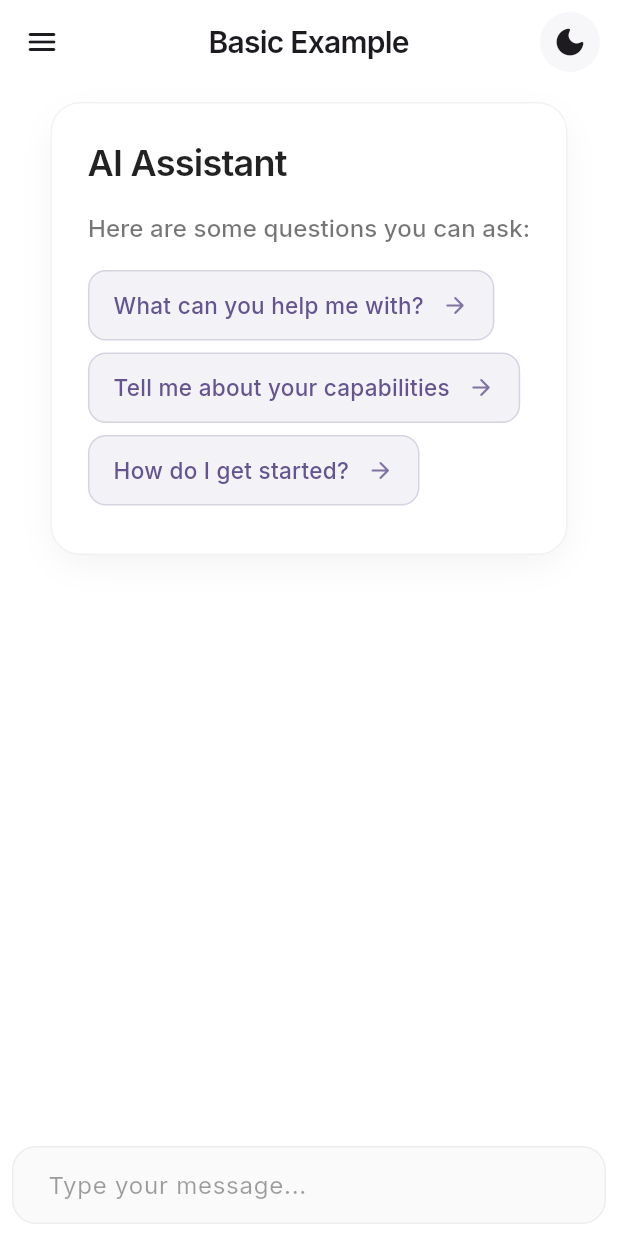
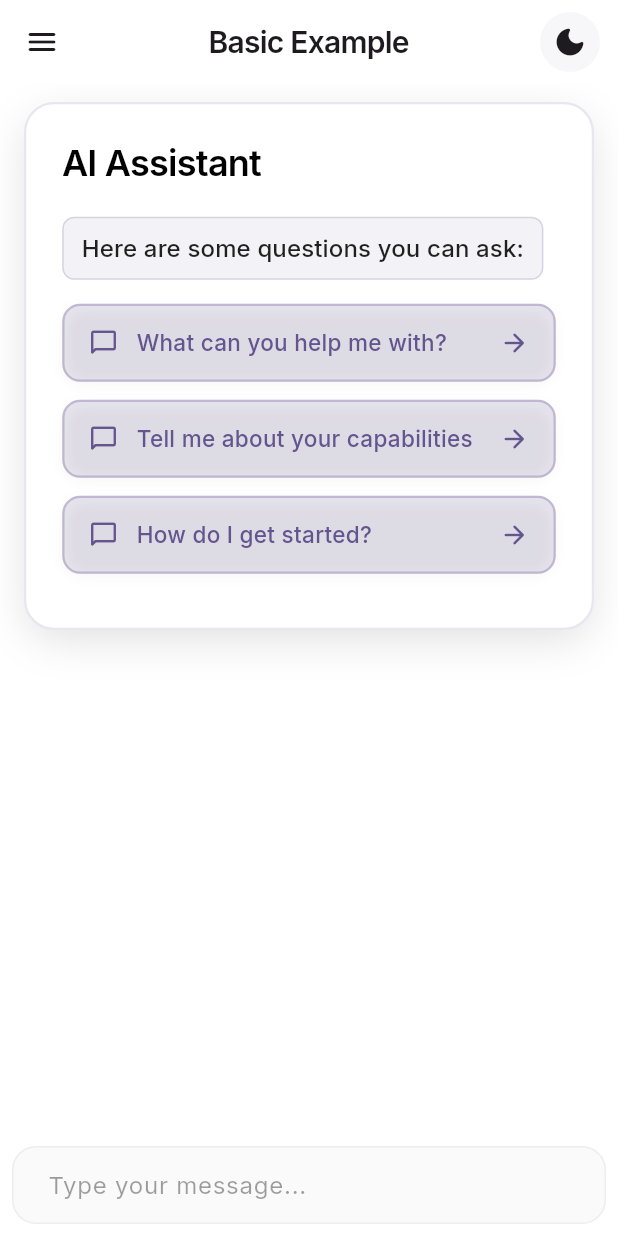
Before and after one commit to wilrojasdev/flutter_gen_ai_chat_ui, a Flutter app: the screen it shows after launch, on a phone screen of 412 x 824 dp. Run offline on Flutter 3.47's test engine with Material 3 defaults, Android fonts, the phone set to English and light mode, and no system bars; drawn by our look-alikes of dash_chat_2; our stand-ins replace flutter_markdown, google_fonts, shimmer.

Commit message:
v1.1.4: Improved loading indicator visibility and fixed linting issues

```diff
--- a/lib/src/widgets/ai_chat_widget.dart
+++ b/lib/src/widgets/ai_chat_widget.dart
@@ -113,9 +113,7 @@ class AiChatWidgetState extends State<AiChatWidget>
   Widget _buildWelcomeMessage(final BuildContext context) {
     final theme = Theme.of(context);
     final isDarkMode = theme.brightness == Brightness.dark;
-    final customTheme = theme.extension<CustomThemeExtension>();
-
-    // If no custom theme is specified, use the app's theme colors
+    final primaryColor = theme.primaryColor;
 
     return FadeTransition(
       opacity: _animationController,
@@ -123,22 +121,19 @@ class AiChatWidgetState extends State<AiChatWidget>
         margin: const EdgeInsets.symmetric(horizontal: 16, vertical: 12),
         padding: const EdgeInsets.all(24),
         decoration: BoxDecoration(
-          color: isDarkMode ? const Color(0xFF1E1E1E) : Colors.white,
+          color: isDarkMode ? const Color(0xFF141414) : Colors.white,
           borderRadius: BorderRadius.circular(20),
           boxShadow: [
             BoxShadow(
-              color: isDarkMode
-                  ? Colors.black.withOpacity(0.3)
-                  : Colors.black.withOpacity(0.06),
-              blurRadius: 20,
-              spreadRadius: -4,
+              color: Colors.black.withAlpha(isDarkMode ? 128 : 31),
+              blurRadius: 24,
+              spreadRadius: -2,
               offset: const Offset(0, 8),
             ),
           ],
           border: Border.all(
-            color: isDarkMode
-                ? Colors.white.withOpacity(0.1)
-                : Colors.black.withOpacity(0.05),
+            color: primaryColor.withAlpha(isDarkMode ? 77 : 38),
+            width: 1.5,
           ),
         ),
         child: Column(
@@ -150,29 +145,43 @@ class AiChatWidgetState extends State<AiChatWidget>
                 fontSize: 24,
                 fontWeight: FontWeight.w600,
                 letterSpacing: -0.5,
-                color: isDarkMode ? Colors.white : Colors.black87,
+                color: isDarkMode ? Colors.white : Colors.black,
                 height: 1.3,
               ),
             ),
             if (widget.config.exampleQuestions?.isNotEmpty ?? false) ...[
-              const SizedBox(height: 16),
-              Text(
+              const SizedBox(height: 20),
+              Container(
+                padding: const EdgeInsets.symmetric(
+                  horizontal: 12,
+                  vertical: 8,
+                ),
+                decoration: BoxDecoration(
+                  color: primaryColor.withAlpha(isDarkMode ? 38 : 20),
+                  borderRadius: BorderRadius.circular(8),
+                  border: Border.all(
+                    color: primaryColor.withAlpha(isDarkMode ? 77 : 51),
+                  ),
+                ),
+                child: Text(
                   'Here are some questions you can ask:',
                   style: TextStyle(
                     fontSize: 16,
                     fontWeight: FontWeight.w500,
-                  color: isDarkMode
-                      ? Colors.white.withOpacity(0.7)
-                      : Colors.black54,
+                    color: isDarkMode ? Colors.white : Colors.black87,
                     letterSpacing: 0.1,
                     height: 1.5,
                   ),
                 ),
+              ),
               const SizedBox(height: 16),
               ...widget.config.exampleQuestions!.map(
-                (final example) => _buildExampleQuestion(
+                (final example) => Padding(
+                  padding: const EdgeInsets.only(bottom: 12),
+                  child: _buildExampleQuestion(
                     example.question,
                     isDarkMode,
+                  ),
                 ),
               ),
             ],
@@ -186,31 +195,42 @@ class AiChatWidgetState extends State<AiChatWidget>
     final theme = Theme.of(context);
     final primaryColor = theme.primaryColor;
 
-    return GestureDetector(
+    return Material(
+      color: Colors.transparent,
+      child: InkWell(
         onTap: () => handleExampleQuestionTap(question),
+        borderRadius: BorderRadius.circular(12),
         child: Container(
-        margin: const EdgeInsets.only(bottom: 8),
-        padding: const EdgeInsets.symmetric(vertical: 12, horizontal: 16),
+          padding: const EdgeInsets.symmetric(vertical: 14, horizontal: 16),
           decoration: BoxDecoration(
-          color: isDarkMode
-              ? primaryColor.withOpacity(0.15)
-              : primaryColor.withOpacity(0.08),
+            color: primaryColor.withAlpha(isDarkMode ? 77 : 38),
             borderRadius: BorderRadius.circular(12),
             border: Border.all(
-            color: isDarkMode
-                ? primaryColor.withOpacity(0.3)
-                : primaryColor.withOpacity(0.2),
+              color: primaryColor.withAlpha(isDarkMode ? 128 : 77),
+              width: 1.5,
             ),
+            boxShadow: [
+              BoxShadow(
+                color: Colors.black.withAlpha(isDarkMode ? 77 : 13),
+                blurRadius: 8,
+                spreadRadius: -2,
+                offset: const Offset(0, 2),
+              ),
+            ],
           ),
           child: Row(
-          mainAxisSize: MainAxisSize.min,
             children: [
-            Flexible(
+              Icon(
+                Icons.chat_bubble_outline_rounded,
+                size: 20,
+                color: isDarkMode ? Colors.white : primaryColor,
+              ),
+              const SizedBox(width: 12),
+              Expanded(
                 child: Text(
                   question,
                   style: TextStyle(
-                  color:
-                      isDarkMode ? primaryColor.withOpacity(0.9) : primaryColor,
+                    color: isDarkMode ? Colors.white : primaryColor,
                     fontSize: 15,
                     fontWeight: FontWeight.w500,
                     letterSpacing: 0.2,
@@ -221,12 +241,11 @@ class AiChatWidgetState extends State<AiChatWidget>
               const SizedBox(width: 12),
               Icon(
                 Icons.arrow_forward_rounded,
-              size: 18,
-              color: isDarkMode
-                  ? primaryColor.withOpacity(0.7)
-                  : primaryColor.withOpacity(0.8),
+                size: 20,
+                color: isDarkMode ? Colors.white : primaryColor,
               ),
             ],
+          ),
         ),
       ),
     );
--- a/lib/src/widgets/loading_widget.dart
+++ b/lib/src/widgets/loading_widget.dart
@@ -61,21 +61,19 @@ class _LoadingWidgetState extends State<LoadingWidget> {
   @override
   Widget build(final BuildContext context) {
     final isDark = Theme.of(context).brightness == Brightness.dark;
+    final primaryColor = Theme.of(context).colorScheme.primary;
+
     final baseColor = widget.shimmerBaseColor ??
-        (isDark
-            ? Theme.of(context)
-                .colorScheme
-                .surfaceContainerHighest
-                .withOpacity(0.5)
-            : const Color(0xFFF7F7F8));
+        (isDark ? const Color(0xFF141414) : const Color(0xFFD8D8D8));
     final highlightColor = widget.shimmerHighlightColor ??
-        (isDark ? Theme.of(context).colorScheme.surface : Colors.white);
+        (isDark ? primaryColor.withAlpha(179) : primaryColor.withAlpha(102));
 
     return Padding(
-      padding: const EdgeInsets.all(16),
+      padding: const EdgeInsets.symmetric(vertical: 24, horizontal: 16),
       child: Shimmer.fromColors(
         baseColor: baseColor,
         highlightColor: highlightColor,
+        period: const Duration(milliseconds: 1000),
         child: AnimatedSwitcher(
           duration: const Duration(milliseconds: 500),
           child: Text(
@@ -83,10 +81,13 @@ class _LoadingWidgetState extends State<LoadingWidget> {
             key: ValueKey<String>(widget.texts[_currentIndex]),
             style: widget.textStyle ??
                 TextStyle(
-                  color: Theme.of(context).colorScheme.onSurfaceVariant,
-                  fontSize: 14,
-                  fontWeight: FontWeight.w500,
-                  letterSpacing: 0.1,
+                  color: isDark
+                      ? Colors.white
+                      : Theme.of(context).colorScheme.onSurface,
+                  fontSize: 16,
+                  fontWeight: FontWeight.w600,
+                  letterSpacing: 0.2,
+                  height: 1.4,
                 ),
             textAlign: TextAlign.center,
           ),
--- a/pubspec.yaml
+++ b/pubspec.yaml
@@ -1,6 +1,6 @@
 name: flutter_gen_ai_chat_ui
 description: A Flutter package that provides a customizable chat UI for AI applications, featuring streaming responses, code highlighting, and markdown support.
-version: 1.1.3
+version: 1.1.4
 homepage: https://github.com/hooshyar/flutter_gen_ai_chat_ui
 repository: https://github.com/hooshyar/flutter_gen_ai_chat_ui
 issue_tracker: https://github.com/hooshyar/flutter_gen_ai_chat_ui/issues
```
Also changed, not shown: 4 other files. Lines whose indentation alone changed are shown as unchanged.
